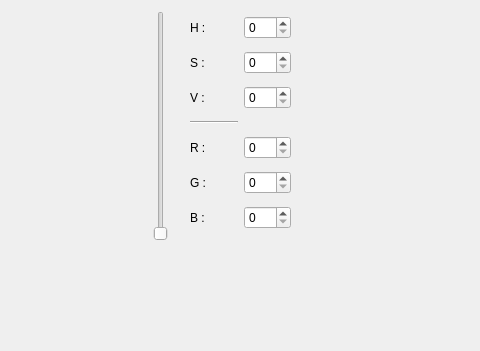
Before: the Qt Designer form resources/ColorWidget.ui in hitsz-ldjam/PixelMix, drawn with Qt 5; both pictures show x 100 to 580 and y 0 to 351 of the 866 by 502 pixel window.
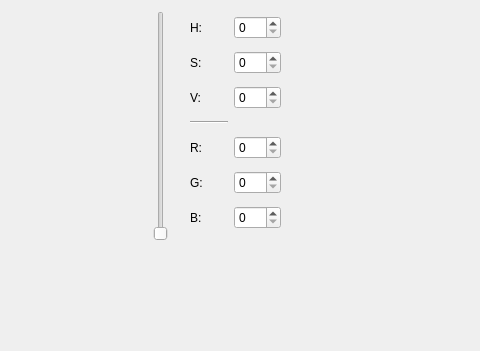
After: the same form once the commit is applied.

What changed in the file:
```diff
--- a/resources/ColorWidget.ui
+++ b/resources/ColorWidget.ui
@@ -55,10 +55,13 @@
     </rect>
    </property>
    <layout class="QGridLayout" name="gridLayout">
+    <property name="rightMargin">
+     <number>10</number>
+    </property>
     <item row="5" column="0">
      <widget class="QLabel" name="G">
       <property name="text">
-       <string>G :</string>
+       <string>G:</string>
       </property>
      </widget>
     </item>
@@ -72,35 +75,35 @@
     <item row="2" column="0">
      <widget class="QLabel" name="V">
       <property name="text">
-       <string>V :</string>
+       <string>V:</string>
       </property>
      </widget>
     </item>
     <item row="6" column="0">
      <widget class="QLabel" name="B">
       <property name="text">
-       <string>B :</string>
+       <string>B:</string>
       </property>
      </widget>
     </item>
     <item row="0" column="0">
      <widget class="QLabel" name="H">
       <property name="text">
-       <string>H :</string>
+       <string>H:</string>
       </property>
      </widget>
     </item>
     <item row="4" column="0">
      <widget class="QLabel" name="R">
       <property name="text">
-       <string>R :</string>
+       <string>R:</string>
       </property>
      </widget>
     </item>
     <item row="1" column="0">
      <widget class="QLabel" name="S">
       <property name="text">
-       <string>S :</string>
+       <string>S:</string>
       </property>
      </widget>
     </item>
```
